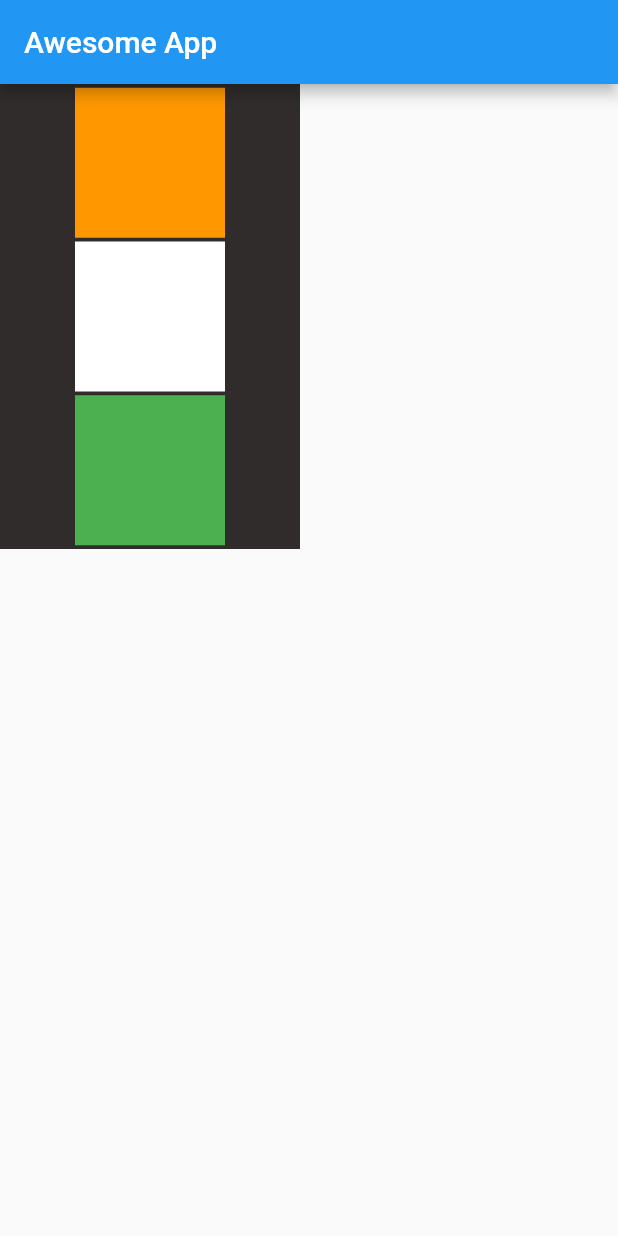
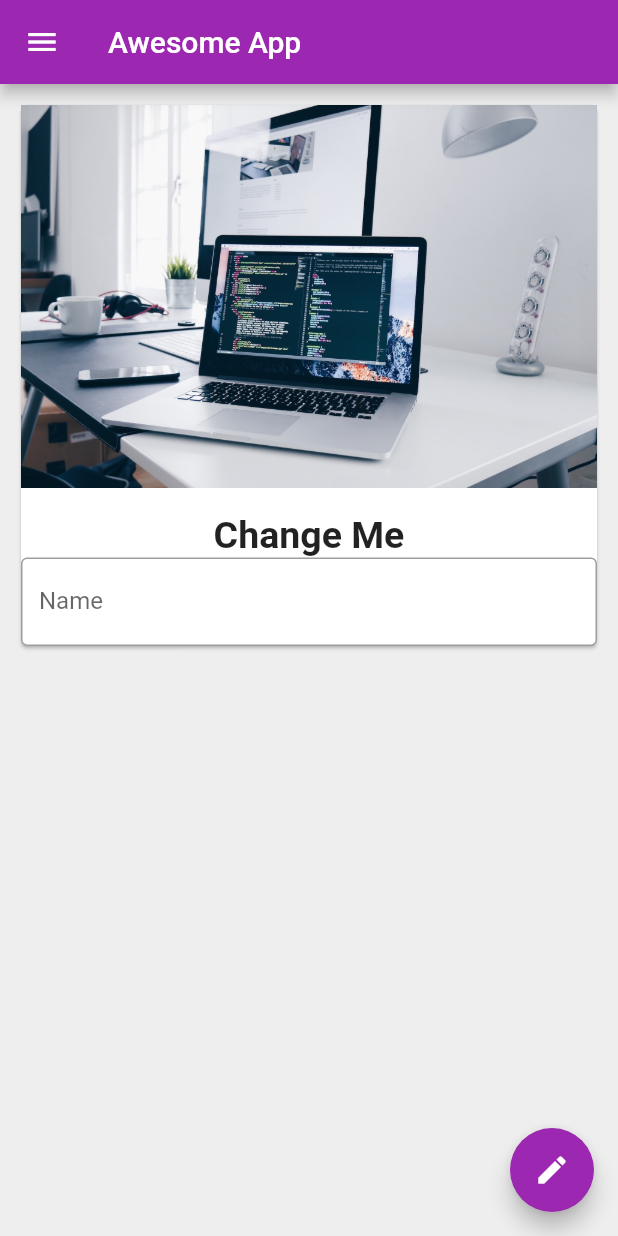
Before and after one commit to Kparihar04/Flutter_Project1, a Flutter app: the screen it shows after launch, on a phone screen of 412 x 824 dp. Run offline on Flutter 3.47's test engine with Material 2 defaults, Android fonts, the phone set to English and light mode, and no system bars.

Commit message:
TextField_done

```diff
--- a/Project_1/test_app/lib/main.dart
+++ b/Project_1/test_app/lib/main.dart
@@ -4,45 +4,90 @@ void main() {
   runApp(MaterialApp(
     title: "Awesome App",
     home: HomePage(),
+    theme: ThemeData(
+      primarySwatch: Colors.purple,
+    ),
   ));
 }
 
-class HomePage extends StatelessWidget {
+class HomePage extends StatefulWidget {
+  @override
+  State<HomePage> createState() => _HomePageState();
+}
+
+class _HomePageState extends State<HomePage> {
+  TextEditingController _nameController = TextEditingController();
+  var myText = "Change Me";
+  @override
+  void initState() {
+    // TODO: implement initState
+    super.initState();
+  }
+
   @override
   Widget build(BuildContext context) {
     return Scaffold(
-        appBar: AppBar(
-          title: Text("Awesome App"),
+      backgroundColor: Colors.grey[200],
+      appBar: AppBar(title: Text("Awesome App")),
+      //Center Start
+      body: Padding(
+        padding: const EdgeInsets.all(10.0),
+        child: SingleChildScrollView(
+          child: Card(
+            child: Column(children: <Widget>[
+              Image.asset("assets/bgmi.jpg", fit: BoxFit.cover),
+              SizedBox(height: 17),
+              Text(
+                myText,
+                style: TextStyle(fontSize: 25, fontWeight: FontWeight.bold),
               ),
-        body: Container(
-          color: Color.fromARGB(210, 5, 0, 0),
-          width: 200,
-          height: 310,
-          child :Column(
-            mainAxisAlignment: MainAxisAlignment.spaceEvenly,
-            crossAxisAlignment: CrossAxisAlignment.center,
+              TextField(
+                controller: _nameController,
+                keyboardType: TextInputType.text,
+                decoration: InputDecoration(
+                  hintText: "Enter your name",
+                  labelText: "Name",
+                  border: OutlineInputBorder(),
+                ),
+              ),
+            ]),
+          ),
+        ),
+      ),
+      drawer: Drawer(
+        child: ListView(
+          padding: EdgeInsets.zero,
           children: <Widget>[
-              Container(
-                padding: const EdgeInsets.all(8),
-                color: Colors.orange,
-                width: 100,
-                height: 100,
+            UserAccountsDrawerHeader(
+              accountName: Text("Keshav Parihar"),
+              accountEmail: Text("Keshavparihar04@gmail.com"),
+              currentAccountPicture: CircleAvatar(
+                backgroundImage: NetworkImage(
+                    "https://images.unsplash.com/photo-1539571696357-5a69c17a67c6?ixlib=rb-4.0.3&ixid=MnwxMjA3fDB8MHxwaG90by1wYWdlfHx8fGVufDB8fHx8&auto=format&fit=crop&w=774&q=80"),
               ),
-              Container(
-                padding: const EdgeInsets.all(8),
-                color: Colors.white,
-                width: 100,
-                height: 100,
             ),
-              Container(
-                padding: const EdgeInsets.all(8),
-                color: Colors.green,
-                width: 100,
-                height: 100,
+            ListTile(
+              leading: Icon(Icons.person),
+              title: Text("Account"),
+              subtitle: Text("Keshav Parihar"),
+              trailing: Icon(Icons.edit),
             ),
+            ListTile(
+              leading: Icon(Icons.email),
+              title: Text("Email ID"),
+              subtitle: Text("Keshavparihar@gmail.com"),
+              trailing: Icon(Icons.send),
+            )
           ],
         ),
-        )
+      ),
+      floatingActionButton: FloatingActionButton(
+        onPressed: () {
+          myText = _nameController.text;
+          setState(() {});
+        },
+        child: Icon(Icons.edit),
+      ),
     );
   }
 }
--- a/Project_1/test_app/pubspec.yaml
+++ b/Project_1/test_app/pubspec.yaml
@@ -60,7 +60,8 @@ flutter:
   uses-material-design: true
 
   # To add assets to your application, add an assets section, like this:
-  # assets:
+  assets:
+    - assets/
   #   - images/a_dot_burr.jpeg
   #   - images/a_dot_ham.jpeg
 
```
Also changed, not shown: Project_1/test_app/assets/bgmi.jpg (added). Lines whose indentation alone changed are shown as unchanged.
